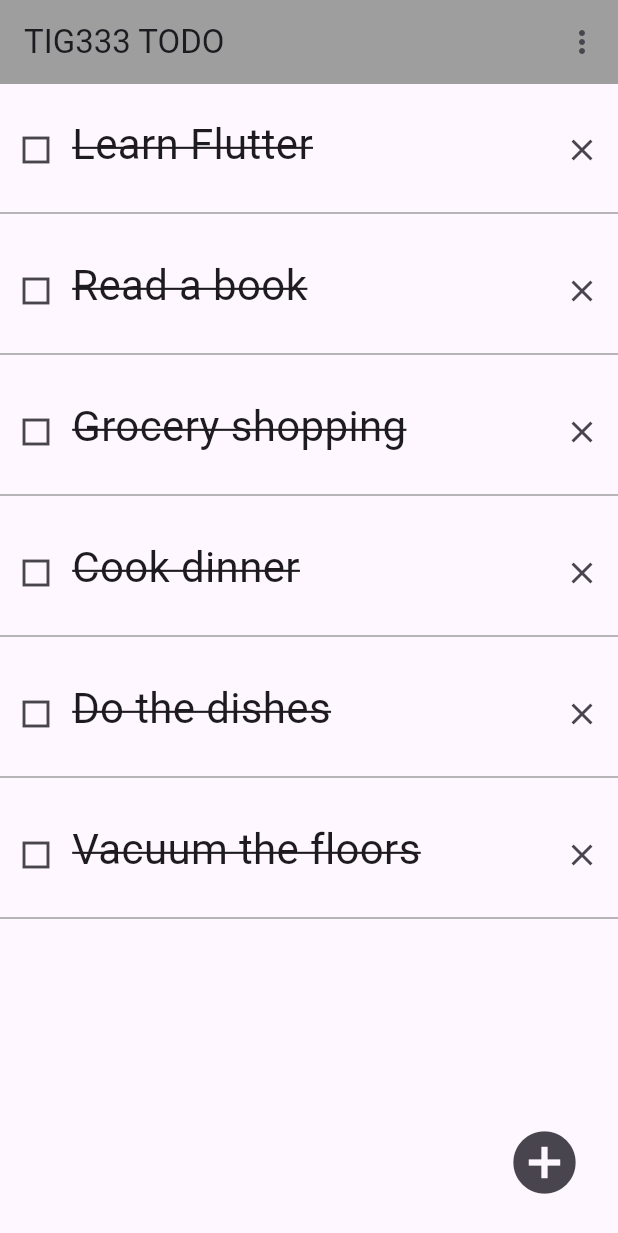
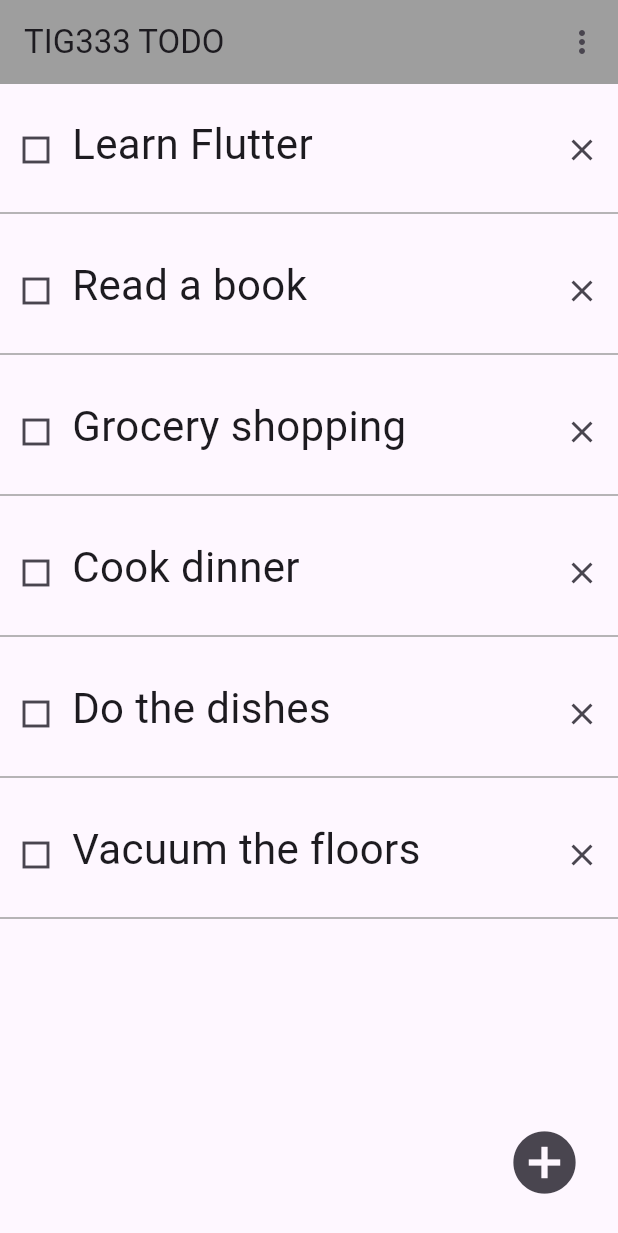
Before and after one commit to gu-tig333-ht24/gusthuemb, a Flutter app: the screen it shows after launch, on a phone screen of 412 x 824 dp. Shown: the top 1233 px of the screen. Run offline on Flutter 3.47's test engine with Material 3 defaults, Android fonts, the phone set to English and light mode, and no system bars.

Commit message:
remove text decoration

```diff
--- a/lib/main.dart
+++ b/lib/main.dart
@@ -12,6 +12,7 @@
 
 class MyApp extends StatelessWidget {
   const MyApp({super.key});
+
 
 
   // This widget is the root of the application.
@@ -61,7 +62,7 @@
                   children: [
                     Text(
                       todo,
-                      style: TextStyle(fontSize: 28, decoration: TextDecoration.lineThrough),
+                      style: TextStyle(fontSize: 28),
 
                     ),
                   ],
```
